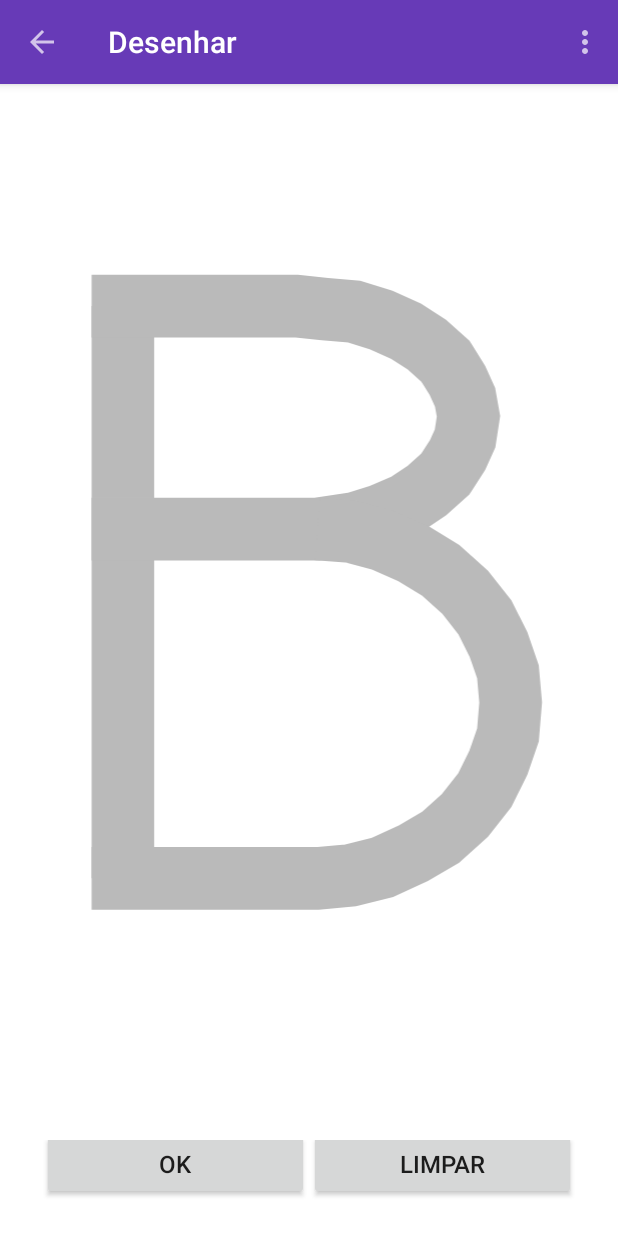
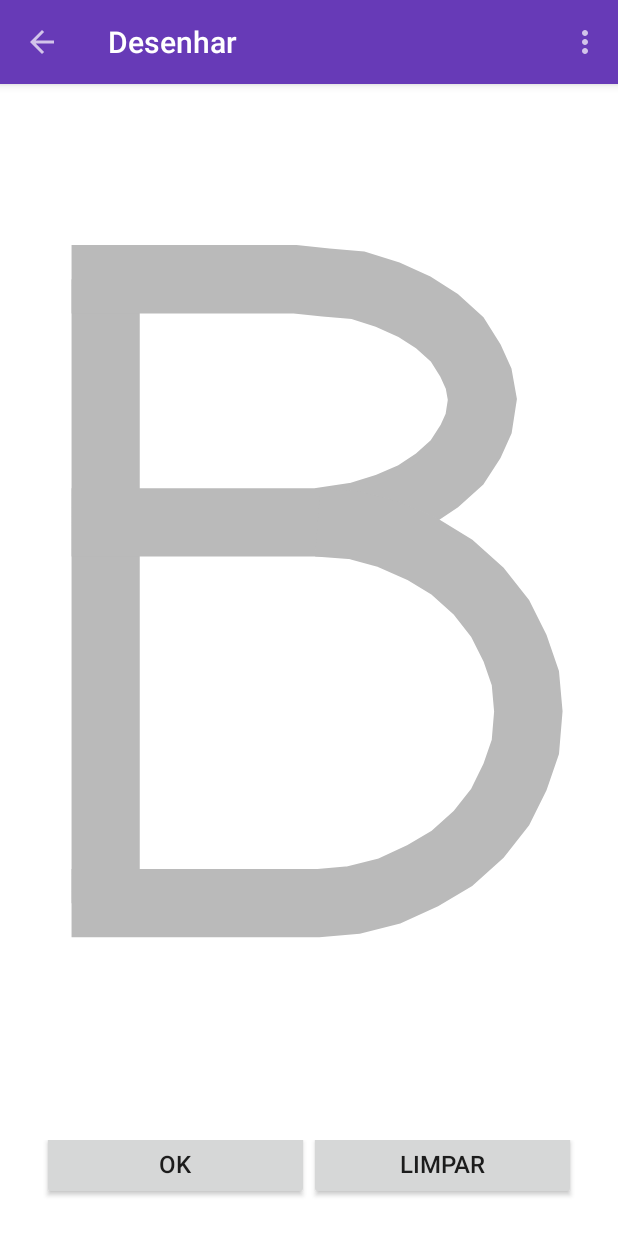
Before and after one commit to TiagoLeite/DrawText, an Android app: the LetterConsonantActivity screen opened directly, with no data from a screen before it, on a phone screen of 412 x 824 dp. Run offline under Robolectric (Android 15) with nearby library versions, the phone set to English and light mode, and no system bars.

Commit message:
general updates

```diff
--- a/app/src/main/res/layout/activity_letter_consonant.xml
+++ b/app/src/main/res/layout/activity_letter_consonant.xml
@@ -34,16 +34,25 @@
             android:layout_width="wrap_content"
             android:layout_above="@+id/layout_buttons"
             android:layout_height="wrap_content"
-            android:padding="28dp"
             android:layout_marginStart="4dp"
             android:layout_marginTop="8dp"
             android:layout_marginBottom="20dp"
             android:layout_marginEnd="4dp">
 
             <ImageView
+                android:id="@+id/iv_feedback"
+                android:layout_width="100dp"
+                android:layout_height="100dp"
+                android:layout_gravity="center|top"
+                android:layout_marginTop="28dp"
+                android:visibility="visible"
+                tools:ignore="ContentDescription" />
+
+            <ImageView
                 android:layout_width="match_parent"
                 android:layout_height="match_parent"
                 android:id="@+id/iv_letter_consonant"
+                android:layout_marginTop="28dp"
                 android:scaleType="centerCrop"
                 android:layout_margin="0dp"
                 tools:ignore="ContentDescription" />
@@ -51,6 +60,7 @@
             <com.minhavida.drawtext.CanvasView
                 android:id="@+id/canvas"
                 android:layout_width="match_parent"
+                android:layout_marginTop="28dp"
                 android:layout_height="match_parent"
                 android:focusableInTouchMode="true" />
 
@@ -64,15 +74,6 @@
                 android:layout_marginEnd="30dp"
                 app:srcCompat="@drawable/sound"
                 android:visibility="gone"
-                tools:ignore="ContentDescription" />
-
-            <ImageView
-                android:id="@+id/iv_feedback"
-                android:layout_width="100dp"
-                android:layout_height="100dp"
-                android:layout_gravity="center|top"
-                android:layout_marginTop="0dp"
-                android:visibility="visible"
                 tools:ignore="ContentDescription" />
 
         </FrameLayout>
```
Also changed, not shown: app/src/main/res/layout/letter_vowel_activity.xml (+11 -11 lines), app/src/main/res/layout/number_activity.xml (+10 -10 lines).
